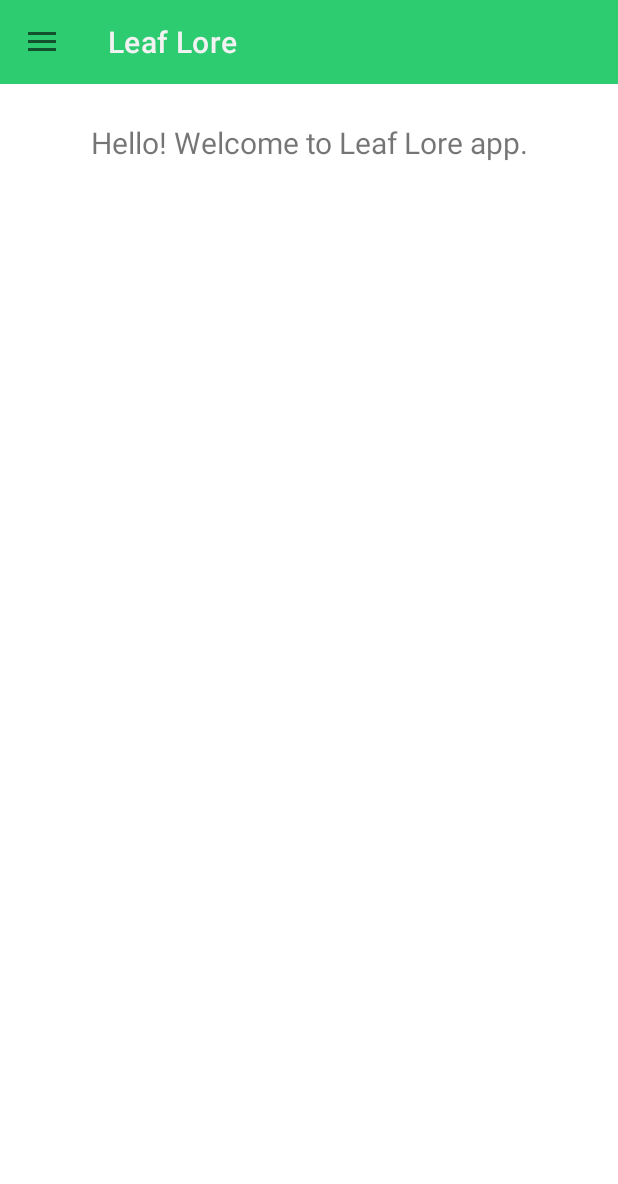
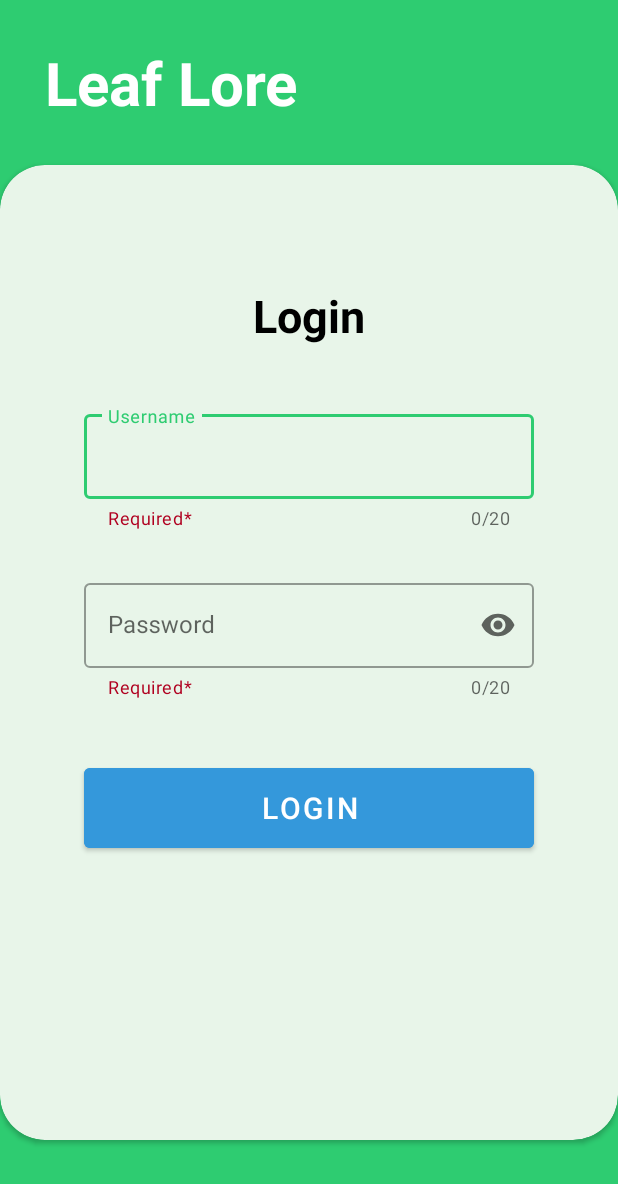
Before and after one commit to Yash-Koshti/Leaf_Species_Detection, an Android app: the screen it shows after launch (MainActivity before the commit, Login after it), on a phone screen of 412 x 824 dp. Shown: the top 1184 px of the screen. Run offline under Robolectric (Android 15) with nearby library versions, the light colour scheme and no system bars; our stand-ins replace Volley.

Commit message:
FEAT-LLF: create login UI with validations and get auth token

```diff
--- a/Leaf_Lore/Leaf_Lore_Frontend/app/src/main/AndroidManifest.xml
+++ b/Leaf_Lore/Leaf_Lore_Frontend/app/src/main/AndroidManifest.xml
@@ -17,6 +17,9 @@
         android:theme="@style/AppTheme"
         tools:targetApi="31">
         <activity
+            android:name=".Login"
+            android:exported="false" />
+        <activity
             android:name=".researcher.ImageUpload"
             android:exported="false" />
         <activity
--- /dev/null
+++ b/Leaf_Lore/Leaf_Lore_Frontend/app/src/main/java/com/leaf_lore/leaf_lore_frontend/Login.java
@@ -0,0 +1,173 @@
+package com.leaf_lore.leaf_lore_frontend;
+
+import android.os.Bundle;
+import android.os.Handler;
+import android.text.Editable;
+import android.text.TextWatcher;
+import android.widget.Button;
+import android.widget.EditText;
+import android.widget.ProgressBar;
+
+import androidx.annotation.Nullable;
+import androidx.appcompat.app.AppCompatActivity;
+
+import com.google.android.material.textfield.TextInputLayout;
+import com.leaf_lore.leaf_lore_frontend.utils.ApiCalls;
+import com.leaf_lore.leaf_lore_frontend.utils.ApiCallsConfirmer;
+
+public class Login extends AppCompatActivity {
+	private final int DELAY_TIME = 10000;
+	private TextInputLayout inputUsernameLayout, inputPasswordLayout;
+	private EditText inputUsername, inputPassword;
+	private Button submitLogin;
+	private ProgressBar progressBar;
+	private ApiCalls apiCalls;
+	private boolean tokenReceived = false, runPeriodicCheck = false;
+
+	@Override
+	protected void onCreate(Bundle savedInstanceState) {
+		super.onCreate(savedInstanceState);
+		setContentView(R.layout.activity_login);
+
+		apiCalls = new ApiCalls(this, new ApiCallsConfirmer() {
+			@Override
+			public void confirmTokenReceived(boolean confirm) {
+				tokenReceived = confirm;
+			}
+
+			@Nullable
+			@Override
+			public void confirmAllSpeciesFetched(boolean confirm) {
+
+			}
+
+			@Nullable
+			@Override
+			public void confirmAllImageNamesFetched(boolean confirm) {
+
+			}
+
+			@Nullable
+			@Override
+			public void confirmAllShapesFetched(boolean confirm) {
+
+			}
+
+			@Nullable
+			@Override
+			public void confirmAllApexesFetched(boolean confirm) {
+
+			}
+
+			@Nullable
+			@Override
+			public void confirmAllMarginsFetched(boolean confirm) {
+
+			}
+		});
+
+		inputUsernameLayout = findViewById(R.id.TIL_LoginUsername);
+		inputPasswordLayout = findViewById(R.id.TIL_LoginPassword);
+		inputUsername = findViewById(R.id.TIET_LoginUsername);
+		inputPassword = findViewById(R.id.TIET_LoginPassword);
+		submitLogin = findViewById(R.id.Btn_SubmitLoginForm);
+		progressBar = findViewById(R.id.PB_LoginProgress);
+
+		inputUsername.addTextChangedListener(new TextWatcher() {
+			@Override
+			public void beforeTextChanged(CharSequence s, int start, int count, int after) {
+
+			}
+
+			@Override
+			public void onTextChanged(CharSequence s, int start, int before, int count) {
+				if (s.length() > 0) {
+					inputUsernameLayout.setHelperText(null);
+
+					if (s.length() < 4) {
+						inputUsernameLayout.setError("Username is too short");
+					} else if (s.length() > 20) {
+						inputUsernameLayout.setError("Username is too long");
+					} else {
+						inputUsernameLayout.setError(null);
+					}
+				} else {
+					inputUsernameLayout.setHelperText("Required*");
+				}
+			}
+
+			@Override
+			public void afterTextChanged(Editable s) {
+
+			}
+		});
+		inputPasswordLayout.setErrorIconDrawable(null);
+		inputPassword.addTextChangedListener(new TextWatcher() {
+			@Override
+			public void beforeTextChanged(CharSequence s, int start, int count, int after) {
+
+			}
+
+			@Override
+			public void onTextChanged(CharSequence s, int start, int before, int count) {
+				if (s.length() > 0) {
+					inputPasswordLayout.setHelperText(null);
+
+					if (s.length() < 8) {
+						inputPasswordLayout.setError("Password is too short");
+					} else if (s.length() > 20) {
+						inputPasswordLayout.setError("Password is too long");
+					} else {
+						inputPasswordLayout.setError(null);
+					}
+				} else {
+					inputPasswordLayout.setHelperText("Required*");
+				}
+			}
+
+			@Override
+			public void afterTextChanged(Editable s) {
+
+			}
+		});
+
+		submitLogin.setOnClickListener(v -> {
+			String usernameText = inputUsername.getText().toString();
+			String passwordText = inputPassword.getText().toString();
+
+			if (isFormValid(usernameText, passwordText)) {
+				apiCalls.fetchToken(usernameText, passwordText);
+				progressBar.setVisibility(ProgressBar.VISIBLE);
+				submitLogin.setEnabled(false);
+				runPeriodicCheck = true;
+			}
+		});
+	}
+
+	private boolean isFormValid(String usernameText, String passwordText) {
+		return usernameText.length() < 21 && usernameText.length() > 3 && passwordText.length() < 21 && passwordText.length() > 7;
+	}
+
+	private void runPeriodicCheckForApi() {
+		Handler handler = new Handler();
+		handler.postDelayed(new Runnable() {
+			@Override
+			public void run() {
+				if (!tokenReceived) {
+					apiCalls.fetchToken(inputUsername.getText().toString(), inputPassword.getText().toString());
+					runPeriodicCheckForApi();
+				}
+				runPeriodicCheck = false;
+			}
+		}, DELAY_TIME);
+	}
+
+	@Override
+	protected void onResume() {
+		super.onResume();
+
+		if (runPeriodicCheck) {
+			runPeriodicCheckForApi();
+		}
+	}
+}
--- a/Leaf_Lore/Leaf_Lore_Frontend/app/src/main/java/com/leaf_lore/leaf_lore_frontend/MainActivity.java
+++ b/Leaf_Lore/Leaf_Lore_Frontend/app/src/main/java/com/leaf_lore/leaf_lore_frontend/MainActivity.java
@@ -33,6 +33,9 @@ public class MainActivity extends AppCompatActivity {
 	protected void onCreate(Bundle savedInstanceState) {
 		super.onCreate(savedInstanceState);
 		setContentView(R.layout.activity_main);
+
+		startActivity(new Intent(MainActivity.this, Login.class));
+		finish();
 
 		// Initialize the DrawerLayout and NavigationView
 		drawerLayout = findViewById(R.id.drawer_layout);
--- a/Leaf_Lore/Leaf_Lore_Frontend/app/src/main/java/com/leaf_lore/leaf_lore_frontend/utils/ApiCallsConfirmer.java
+++ b/Leaf_Lore/Leaf_Lore_Frontend/app/src/main/java/com/leaf_lore/leaf_lore_frontend/utils/ApiCallsConfirmer.java
@@ -1,6 +1,8 @@
 package com.leaf_lore.leaf_lore_frontend.utils;
 
 public interface ApiCallsConfirmer {
+	void confirmTokenReceived(boolean confirm);
+
 	void confirmAllSpeciesFetched(boolean confirm);
 
 	void confirmAllImageNamesFetched(boolean confirm);
--- /dev/null
+++ b/Leaf_Lore/Leaf_Lore_Frontend/app/src/main/res/drawable/baseline_error_outline_24.xml
@@ -0,0 +1,5 @@
+<vector android:height="24dp" android:tint="#000000"
+    android:viewportHeight="24" android:viewportWidth="24"
+    android:width="24dp" xmlns:android="http://schemas.android.com/apk/res/android">
+    <path android:fillColor="@android:color/white" android:pathData="M11,15h2v2h-2zM11,7h2v6h-2zM11.99,2C6.47,2 2,6.48 2,12s4.47,10 9.99,10C17.52,22 22,17.52 22,12S17.52,2 11.99,2zM12,20c-4.42,0 -8,-3.58 -8,-8s3.58,-8 8,-8 8,3.58 8,8 -3.58,8 -8,8z"/>
+</vector>
--- /dev/null
+++ b/Leaf_Lore/Leaf_Lore_Frontend/app/src/main/res/layout/activity_login.xml
@@ -0,0 +1,127 @@
+<?xml version="1.0" encoding="utf-8"?>
+<androidx.constraintlayout.widget.ConstraintLayout xmlns:android="http://schemas.android.com/apk/res/android"
+    xmlns:app="http://schemas.android.com/apk/res-auto"
+    xmlns:tools="http://schemas.android.com/tools"
+    android:layout_width="match_parent"
+    android:layout_height="match_parent"
+    android:background="@color/primary"
+    tools:context=".Login">
+
+    <TextView
+        android:id="@+id/TxtV_LoginHeading"
+        android:layout_width="wrap_content"
+        android:layout_height="wrap_content"
+        android:layout_marginStart="30dp"
+        android:text="@string/app_name"
+        android:textColor="@color/white"
+        android:textSize="40sp"
+        android:textStyle="bold"
+        app:layout_constraintBottom_toTopOf="@+id/cardView"
+        app:layout_constraintStart_toStartOf="parent"
+        app:layout_constraintTop_toTopOf="parent" />
+
+    <androidx.cardview.widget.CardView
+        android:id="@+id/cardView"
+        android:layout_width="match_parent"
+        android:layout_height="650dp"
+        android:layout_marginTop="110dp"
+        android:backgroundTint="@color/secondary"
+        app:cardCornerRadius="30dp"
+        app:layout_constraintEnd_toEndOf="parent"
+        app:layout_constraintStart_toStartOf="parent"
+        app:layout_constraintTop_toTopOf="parent">
+
+        <androidx.constraintlayout.widget.ConstraintLayout
+            android:layout_width="match_parent"
+            android:layout_height="match_parent">
+
+            <TextView
+                android:id="@+id/TxtV_LoginLabel"
+                android:layout_width="wrap_content"
+                android:layout_height="wrap_content"
+                android:layout_marginTop="80dp"
+                android:text="Login"
+                android:textColor="@color/black"
+                android:textSize="30sp"
+                android:textStyle="bold"
+                app:layout_constraintEnd_toEndOf="parent"
+                app:layout_constraintStart_toStartOf="parent"
+                app:layout_constraintTop_toTopOf="parent" />
+
+            <com.google.android.material.textfield.TextInputLayout
+                android:id="@+id/TIL_LoginUsername"
+                style="@style/Widget.MaterialComponents.TextInputLayout.OutlinedBox"
+                android:layout_width="300dp"
+                android:layout_height="wrap_content"
+                android:layout_marginTop="40dp"
+                android:hint="Username"
+                app:counterEnabled="true"
+                app:counterMaxLength="20"
+                app:endIconMode="clear_text"
+                app:errorEnabled="true"
+                app:errorIconDrawable="@drawable/baseline_error_outline_24"
+                app:helperText="Required*"
+                app:helperTextTextColor="@color/errorColor"
+                app:layout_constraintEnd_toEndOf="parent"
+                app:layout_constraintStart_toStartOf="parent"
+                app:layout_constraintTop_toBottomOf="@+id/TxtV_LoginLabel">
+
+                <com.google.android.material.textfield.TextInputEditText
+                    android:id="@+id/TIET_LoginUsername"
+                    android:layout_width="match_parent"
+                    android:layout_height="wrap_content"
+                    android:maxLength="21" />
+            </com.google.android.material.textfield.TextInputLayout>
+
+            <com.google.android.material.textfield.TextInputLayout
+                android:id="@+id/TIL_LoginPassword"
+                style="@style/Widget.MaterialComponents.TextInputLayout.OutlinedBox"
+                android:layout_width="300dp"
+                android:layout_height="wrap_content"
+                android:layout_marginTop="30dp"
+                android:hint="Password"
+                app:counterEnabled="true"
+                app:counterMaxLength="20"
+                app:endIconMode="password_toggle"
+                app:errorEnabled="true"
+                app:helperText="Required*"
+                app:helperTextTextColor="@color/errorColor"
+                app:layout_constraintEnd_toEndOf="parent"
+                app:layout_constraintStart_toStartOf="parent"
+                app:layout_constraintTop_toBottomOf="@+id/TIL_LoginUsername">
+
+                <com.google.android.material.textfield.TextInputEditText
+                    android:id="@+id/TIET_LoginPassword"
+                    android:layout_width="match_parent"
+                    android:layout_height="wrap_content"
+                    android:inputType="textPassword" />
+            </com.google.android.material.textfield.TextInputLayout>
+
+            <Button
+                android:id="@+id/Btn_SubmitLoginForm"
+                android:layout_width="300dp"
+                android:layout_height="65dp"
+                android:layout_marginTop="40dp"
+                android:backgroundTint="@color/accent"
+                android:text="Login"
+                android:textSize="20sp"
+                app:layout_constraintEnd_toEndOf="parent"
+                app:layout_constraintStart_toStartOf="parent"
+                app:layout_constraintTop_toBottomOf="@+id/TIL_LoginPassword" />
+
+            <ProgressBar
+                android:id="@+id/PB_LoginProgress"
+                style="?android:attr/progressBarStyle"
+                android:layout_width="wrap_content"
+                android:layout_height="wrap_content"
+                android:layout_marginTop="110dp"
+                android:visibility="invisible"
+                app:layout_constraintBottom_toTopOf="@+id/Btn_SubmitLoginForm"
+                app:layout_constraintEnd_toEndOf="parent"
+                app:layout_constraintStart_toStartOf="parent"
+                app:layout_constraintTop_toTopOf="parent" />
+
+        </androidx.constraintlayout.widget.ConstraintLayout>
+
+    </androidx.cardview.widget.CardView>
+</androidx.constraintlayout.widget.ConstraintLayout>
--- a/Leaf_Lore/Leaf_Lore_Frontend/app/src/main/res/values/colors.xml
+++ b/Leaf_Lore/Leaf_Lore_Frontend/app/src/main/res/values/colors.xml
@@ -9,7 +9,7 @@
 <resources>
     <!-- Main Colors -->
     <color name="primary">#2ECC71</color> <!-- Main green color -->
-    <color name="secondary">#DDFFEF</color> <!-- Light green color -->
+    <color name="secondary">#E8F5E9</color> <!-- Light green color -->
     <color name="accent">#3498DB</color> <!-- Blue accent color -->
 
     <!-- Derived Shades -->
```
Also changed, not shown: Leaf_Lore/Leaf_Lore_Frontend/app/src/main/java/com/leaf_lore/leaf_lore_frontend/researcher/ImageMapping.java (+6 -1 lines), Leaf_Lore/Leaf_Lore_Frontend/app/src/main/java/com/leaf_lore/leaf_lore_frontend/utils/ApiCalls.java (+48 -0 lines).
